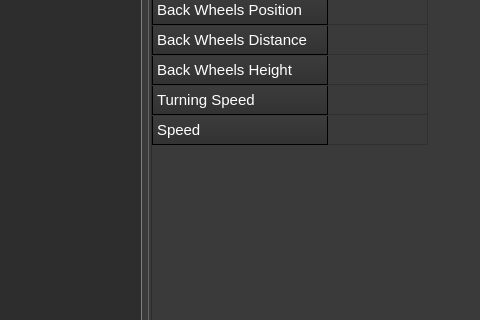
The window that ydt.ui (MillKeny/yerevandrive) describes before a commit, drawn with Qt 5; both pictures show x 355 to 835 and y 198 to 518 of the 1000 by 700 pixel window.
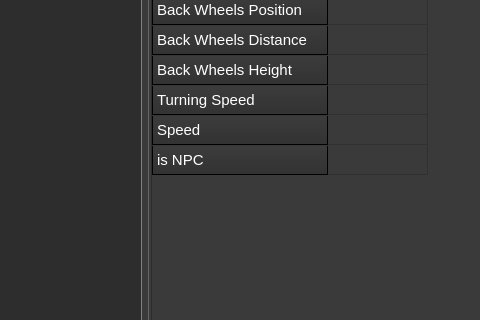
The same window after the commit. Icons and pictures are not drawn.

Patch:
```diff
--- a/ydt.ui
+++ b/ydt.ui
@@ -1592,7 +1592,7 @@
               <bool>true</bool>
              </property>
              <property name="rowCount">
-              <number>8</number>
+              <number>9</number>
              </property>
              <property name="columnCount">
               <number>1</number>
@@ -1646,6 +1646,11 @@
                <string>Speed</string>
               </property>
              </row>
+             <row>
+              <property name="text">
+               <string>is NPC</string>
+              </property>
+             </row>
              <column>
               <property name="text">
                <string>Value</string>
```
